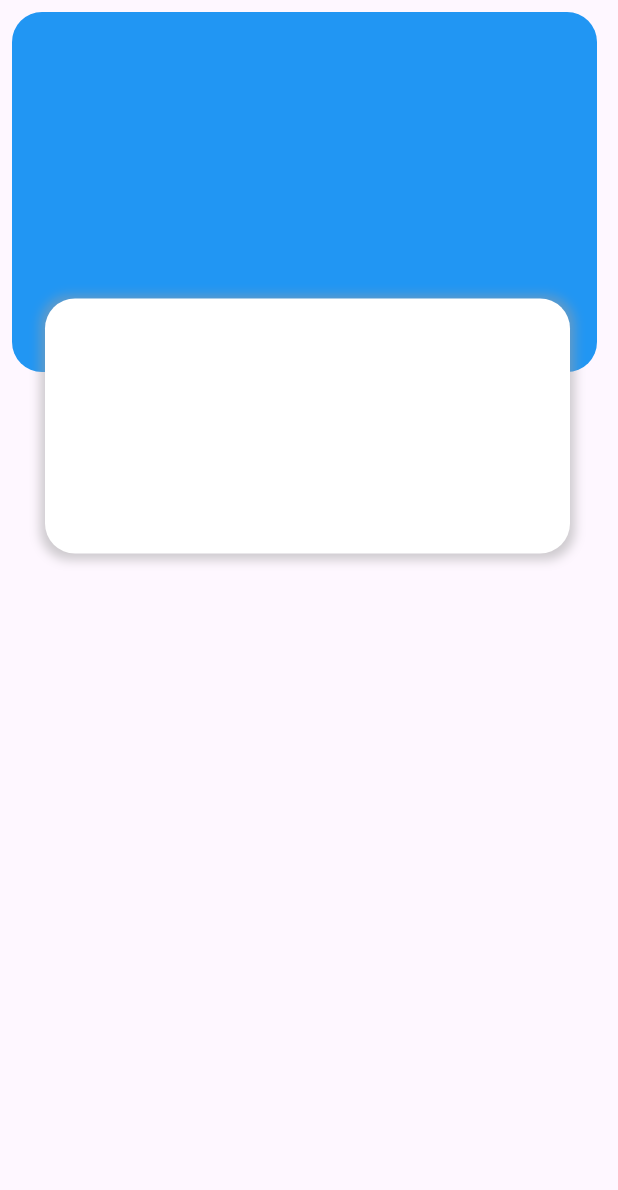
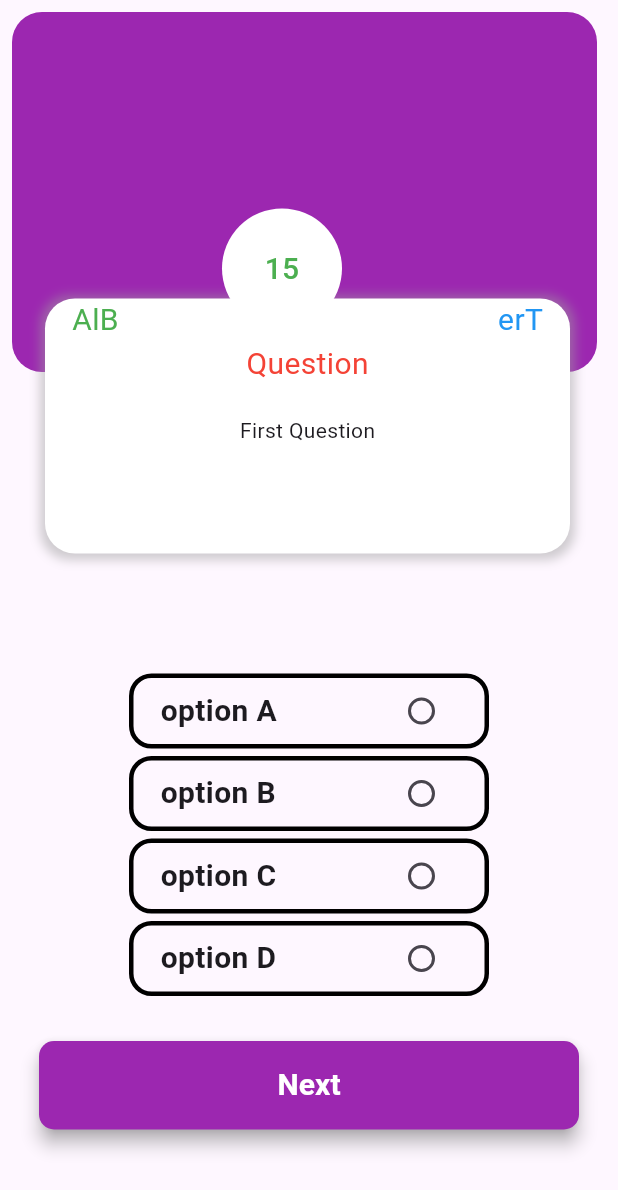
Before and after one commit to adilrusfeed/QuizApp, a Flutter app: the screen it shows after launch, on a phone screen of 412 x 824 dp. Shown: the top 1190 px of the screen. Run offline on Flutter 3.47's test engine with Material 3 defaults, Android fonts, the phone set to English and light mode, and no system bars.

Commit message:
app file commit

```diff
--- a/lib/home.dart
+++ /dev/null
@@ -1,61 +0,0 @@
-import 'package:flutter/material.dart';
-
-class Home extends StatelessWidget {
-  const Home({super.key});
-
-  @override
-  Widget build(BuildContext context) {
-    return  Scaffold
-    (
-      body: Padding(padding: EdgeInsets.all(8),
-      child: Column(
-        children: [
-          SizedBox(
-            height: 421,
-            width: 400,
-            child: Stack(
-              children: [
-                Container(
-                  height: 240,
-                  width: 390,
-                  decoration: BoxDecoration(
-                    color: Colors.blue,
-                    borderRadius: BorderRadius.circular(20),
-                  ),
-                ),
-                Positioned(
-                  bottom: 60,
-                  left: 22,
-                  child: Container(
-                    height: 170,
-                    width: 350,
-                    decoration: BoxDecoration(
-                      color: Colors.white,
-                      borderRadius: BorderRadius.circular(20),
-                      boxShadow: [
-                        BoxShadow(
-                          offset: Offset(0, 1),
-                          color: Colors.grey.withOpacity(0.5),
-                          blurRadius: 5,
-                          spreadRadius: 3
-                        )
-                      ]
-                    ),
-                    child: Padding(padding:
-                    EdgeInsets.all(18),child: Column(
-                      children: [
-                        Row(
-                          mainAxisAlignment: MainAxisAlignment.spaceBetween,
-                        )
-                      ],
-                    ),),
-                  ),
-                )
-              ],
-            ),
-          )
-        ],
-      ),)
-    );
-  }
-}
--- a/lib/main.dart
+++ b/lib/main.dart
@@ -1,6 +1,6 @@
 import 'package:flutter/material.dart';
 
-import 'home.dart';
+import 'view/home.dart';
 
 void main() {
   runApp(const MyApp());
--- /dev/null
+++ b/lib/view/completed.dart
@@ -0,0 +1,37 @@
+import 'package:flutter/material.dart';
+
+class Completed extends StatelessWidget {
+  const Completed({super.key});
+
+  @override
+  Widget build(BuildContext context) {
+    return Scaffold(
+      body: Column(
+        children: [
+          SizedBox(
+            height: 521,
+            width: 400,
+            child: Stack(
+              children: [
+                Container(
+                  height: 340,
+                  width: 400,
+                  decoration: BoxDecoration(
+                    color: Colors.grey,
+                    borderRadius: BorderRadius.circular(20)
+                  ),
+                  child: Center(
+                    child: CircleAvatar(
+                      radius: 70,
+                      backgroundColor: Colors.green,
+                    ),
+                  ),
+                )
+              ],
+            ),
+          )
+        ],
+      ),
+    );
+  }
+}
--- /dev/null
+++ b/lib/view/home.dart
@@ -0,0 +1,134 @@
+import 'package:flutter/material.dart';
+import 'package:quiz_app/view/completed.dart';
+import 'package:quiz_app/view/options.dart';
+
+class Home extends StatelessWidget {
+  const Home({super.key});
+
+  @override
+  Widget build(BuildContext context) {
+    return Scaffold(
+        body: SingleChildScrollView(
+      child: Padding(
+        padding: EdgeInsets.all(8),
+        child: Column(
+          children: [
+            SizedBox(
+              height: 421,
+              width: 400,
+              child: Stack(
+                children: [
+                  Container(
+                    height: 240,
+                    width: 390,
+                    decoration: BoxDecoration(
+                      color: Colors.purple,
+                      borderRadius: BorderRadius.circular(20),
+                    ),
+                  ),
+                  Positioned(
+                    bottom: 60,
+                    left: 22,
+                    child: Container(
+                      height: 170,
+                      width: 350,
+                      decoration: BoxDecoration(
+                          color: Colors.white,
+                          borderRadius: BorderRadius.circular(20),
+                          boxShadow: [
+                            BoxShadow(
+                                offset: Offset(0, 1),
+                                color: Colors.grey.withOpacity(0.5),
+                                blurRadius: 5,
+                                spreadRadius: 3)
+                          ]),
+                      child: const Padding(
+                        padding: EdgeInsets.symmetric(horizontal: 18),
+                        child: Column(
+                          children: [
+                            Row(
+                              mainAxisAlignment: MainAxisAlignment.spaceBetween,
+                              children: [
+                                Text(
+                                  "AlB",
+                                  style: TextStyle(
+                                      color: Colors.green, fontSize: 20),
+                                ),
+                                Text(
+                                  "erT",
+                                  style: TextStyle(
+                                      color: Colors.blue, fontSize: 20),
+                                )
+                              ],
+                            ),
+                            Center(
+                              child: Text("Question",
+                                  style: TextStyle(
+                                      color: Colors.red, fontSize: 20)),
+                            ),
+                            SizedBox(
+                              height: 20,
+                            ),
+                            Text("First Question")
+                          ],
+                        ),
+                      ),
+                    ),
+                  ),
+                  Positioned(
+                    bottom: 210,
+                    left: 140,
+                    child: CircleAvatar(
+                      radius: 40,
+                      backgroundColor: Colors.white,
+                      child: Center(
+                        child: Text("15",
+                            style:
+                                TextStyle(color: Colors.green, fontSize: 20)),
+                      ),
+                    ),
+                  )
+                ],
+              ),
+            ),
+            SizedBox(
+              height: 20,
+            ),
+            Options(option: 'option A'),
+            SizedBox(height: 5),
+            Options(option: 'option B'),
+            SizedBox(height: 5),
+            Options(option: 'option C'),
+            SizedBox(height: 5),
+            Options(option: 'option D'),
+            SizedBox(height: 30),
+            Padding(
+              padding: EdgeInsets.symmetric(horizontal: 18),
+              child: ElevatedButton(
+                  style: ElevatedButton.styleFrom(
+                      backgroundColor: Colors.purple,
+                      padding:
+                          EdgeInsets.symmetric(horizontal: 20, vertical: 15),
+                      shape: RoundedRectangleBorder(
+                        borderRadius: BorderRadius.circular(10),
+                      ),
+                      elevation: 5,
+                      shadowColor: Colors.grey),
+                  onPressed: () {
+                    Navigator.push(context, MaterialPageRoute(builder: (context) => Completed(),));
+                  },
+                  child: Container(
+                    alignment: Alignment.center,
+                    child: Text("Next",
+                        style: TextStyle(
+                            color: Colors.white,
+                            fontSize: 20,
+                            fontWeight: FontWeight.bold)),
+                  )),
+            )
+          ],
+        ),
+      ),
+    ));
+  }
+}
--- /dev/null
+++ b/lib/view/options.dart
@@ -0,0 +1,35 @@
+import 'package:flutter/material.dart';
+
+class Options extends StatelessWidget {
+  String option;
+   Options({super.key,required this.option});
+
+  @override
+  Widget build(BuildContext context) {
+    return Column(
+      children: [
+        Container(
+          height: 50,
+          width: 240,
+          decoration: BoxDecoration(
+            borderRadius: BorderRadius.circular(15),
+            border: Border.all(width: 3,color: Colors.black)
+          ),
+          child: Center(
+            child: Padding(padding: EdgeInsets.symmetric(horizontal: 18),
+            child: Row(
+              mainAxisAlignment: MainAxisAlignment.spaceBetween,
+              children: [
+                Text(option,style: TextStyle(
+                              fontWeight: FontWeight.bold,fontSize: 20
+                            )),
+                            Radio(value: option, groupValue: 2, onChanged: (val){})
+              ],
+            ),),
+          ),
+        ),
+
+      ],
+    );
+  }
+}
```
